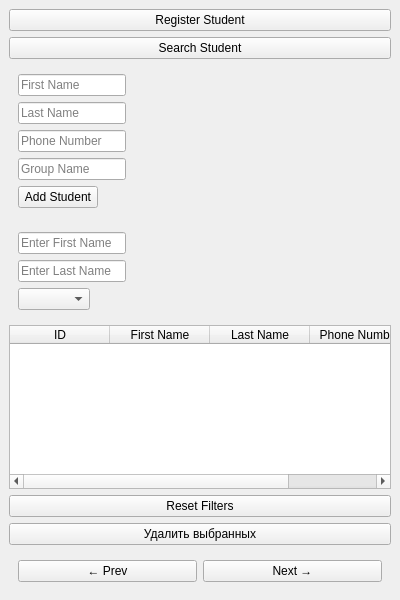
federicobakhvalo/python, file 5/student_form/main_window.ui: the form before one commit.
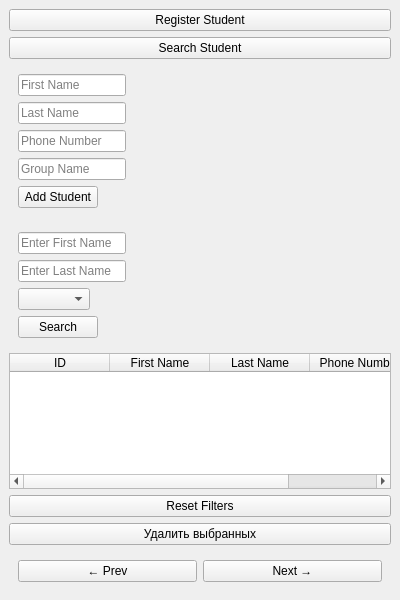
The form after the commit.

```diff
--- a/5/student_form/main_window.ui
+++ b/5/student_form/main_window.ui
@@ -104,6 +104,14 @@
                             <item row="2" column="0">
                                 <widget class="QComboBox" name="groupCombo"/>
                             </item>
+                            <item row="3" column="0">
+                                <widget class="QPushButton" name="searchStudentButton">
+                                    <property name="text">
+                                        <string>Search</string>
+                                    </property>
+                                </widget>
+                            </item>
+
                         </layout>
                     </widget>
                 </item>
```
